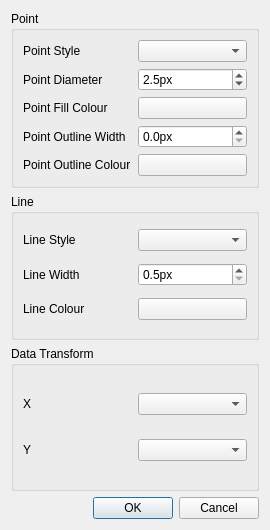
The window that src/python/lcmplot/plotdialog.ui (USYD-RowBot/acfr-lcm) describes before a commit, drawn with Qt 5.
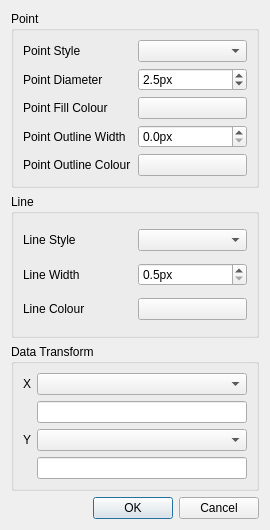
The same window after the commit.

Patch:
```diff
--- a/src/python/lcmplot/plotdialog.ui
+++ b/src/python/lcmplot/plotdialog.ui
@@ -179,6 +179,9 @@
       <string>Data Transform</string>
      </property>
      <layout class="QGridLayout" name="gridLayout_3">
+      <item row="1" column="1">
+       <widget class="QLineEdit" name="xparam"/>
+      </item>
       <item row="0" column="0">
        <widget class="QLabel" name="label_9">
         <property name="text">
@@ -189,16 +192,19 @@
       <item row="0" column="1">
        <widget class="QComboBox" name="xtransform"/>
       </item>
-      <item row="1" column="1">
+      <item row="2" column="1">
        <widget class="QComboBox" name="ytransform"/>
       </item>
-      <item row="1" column="0">
+      <item row="2" column="0">
        <widget class="QLabel" name="label_10">
         <property name="text">
          <string>Y</string>
         </property>
        </widget>
       </item>
+      <item row="3" column="1">
+       <widget class="QLineEdit" name="yparam"/>
+      </item>
      </layout>
     </widget>
    </item>
```
